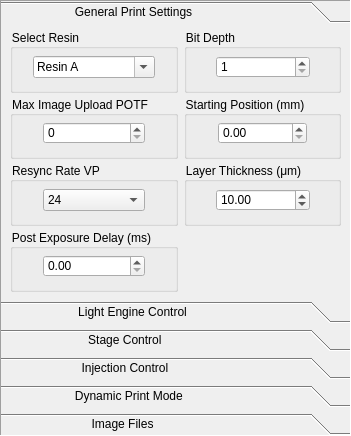
This is src/mainwindow/printsettings.ui in TimSamuelsen/CLIP3DPrinterGUI as Qt 5 draws it before an edit. The edited form follows.
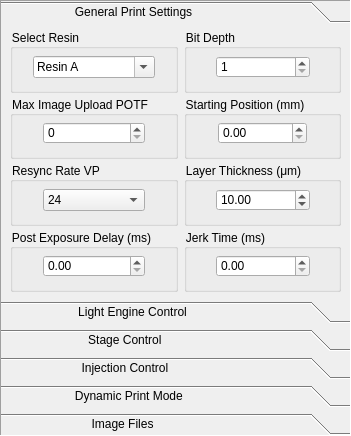
This is the edited form. The open tabs and pages were chosen to show the change.

Commit message: Adding jerk time as print param

```diff
--- a/src/mainwindow/printsettings.ui
+++ b/src/mainwindow/printsettings.ui
@@ -531,6 +531,56 @@
            </layout>
           </widget>
          </item>
+         <item row="3" column="1">
+          <widget class="QGroupBox" name="JerkTimeBox">
+           <property name="title">
+            <string>Jerk Time (ms)</string>
+           </property>
+           <layout class="QGridLayout" name="gridLayout_39" columnstretch="1,4,1">
+            <property name="leftMargin">
+             <number>5</number>
+            </property>
+            <property name="topMargin">
+             <number>0</number>
+            </property>
+            <property name="rightMargin">
+             <number>5</number>
+            </property>
+            <property name="bottomMargin">
+             <number>5</number>
+            </property>
+            <item row="0" column="0">
+             <spacer name="horizontalSpacer_53">
+              <property name="orientation">
+               <enum>Qt::Horizontal</enum>
+              </property>
+              <property name="sizeHint" stdset="0">
+               <size>
+                <width>40</width>
+                <height>20</height>
+               </size>
+              </property>
+             </spacer>
+            </item>
+            <item row="0" column="1">
+             <widget class="QDoubleSpinBox" name="JerkTimeParam"/>
+            </item>
+            <item row="0" column="2">
+             <spacer name="horizontalSpacer_54">
+              <property name="orientation">
+               <enum>Qt::Horizontal</enum>
+              </property>
+              <property name="sizeHint" stdset="0">
+               <size>
+                <width>40</width>
+                <height>20</height>
+               </size>
+              </property>
+             </spacer>
+            </item>
+           </layout>
+          </widget>
+         </item>
         </layout>
        </item>
       </layout>
```
Left out of the diff: 2 changed lines with no effect on the pictures. The commit also changes 7 other files.
